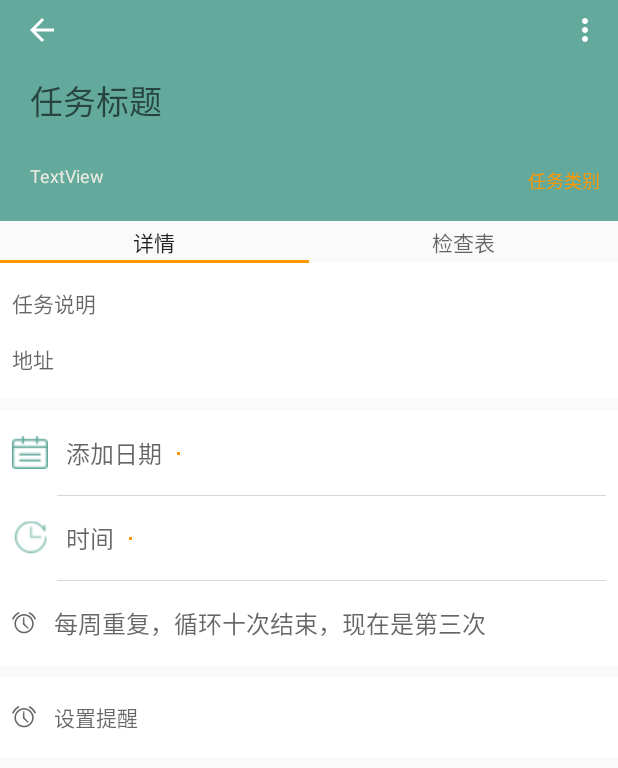
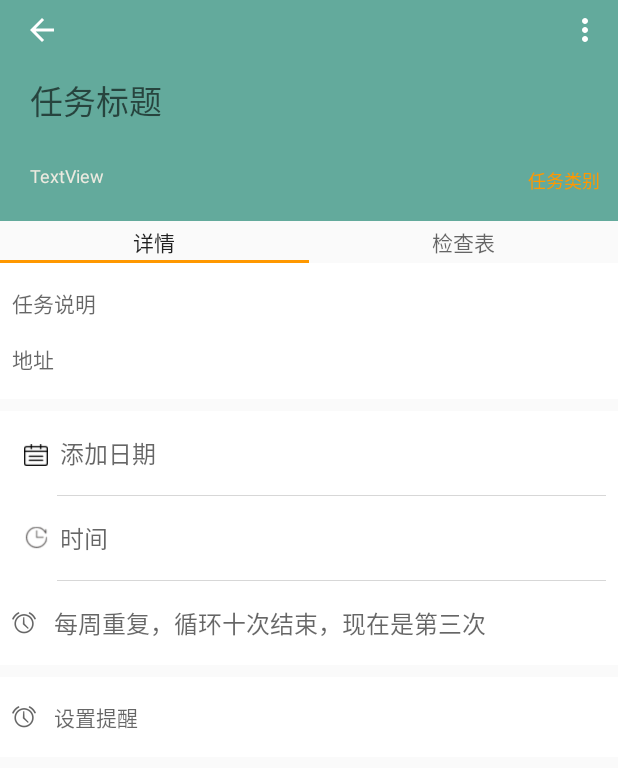
Before and after one commit to xiaobaodian/DoMoment, an Android app: the TaskDetailsFragment screen opened directly, with no data from a screen before it, on a phone screen of 412 x 824 dp. Shown: the top 768 px of the screen. Run offline under Robolectric (Android 15) with nearby library versions, the phone set to English and light mode, and no system bars; 12 statements that could not run were skipped.

Commit message:
调整了task获取开始与结束日期字符串的实现方法与逻辑，同时调整了任务详情的图片显示

```diff
--- a/app/src/main/java/adapter/NoDateAdapter.java
+++ b/app/src/main/java/adapter/NoDateAdapter.java
@@ -24,8 +24,8 @@ public class NoDateAdapter extends RecyclerViewAdapterBase {
     protected void OnBindTask(ItemViewHolder holder, Task task, GroupType groupType) {
         holder
                 .setText(R.id.taskTitle, task.getTitle())
-                .setText(R.id.taskPlace, task.getPlace()+"-"+groupType.toString())
-                .setText(R.id.taskDateTime, task.getBeginDateString(DATEFORMAT.China));
+                .setText(R.id.taskPlace, " "+groupType.toString())
+                .setText(R.id.taskDateTime, "创建于：" + task.getCreatedDateTimeStr());
 
     }
 
--- a/app/src/main/java/adapter/OverdueAdapter.java
+++ b/app/src/main/java/adapter/OverdueAdapter.java
@@ -25,7 +25,7 @@ public class OverdueAdapter extends RecyclerViewAdapterBase {
         holder
                 .setText(R.id.taskTitle, task.getTitle())
                 .setText(R.id.taskPlace, task.getPlace()+"-"+groupType.toString())
-                .setText(R.id.taskDateTime, task.getBeginDateString(DATEFORMAT.China));
+                .setText(R.id.taskDateTime, task.getBeginDateString());
 
     }
 
--- a/app/src/main/java/threecats/zhang/domoment/TaskDisplayActivity.java
+++ b/app/src/main/java/threecats/zhang/domoment/TaskDisplayActivity.java
@@ -73,7 +73,7 @@ public class TaskDisplayActivity extends AppCompatActivity {
     protected void onResume() {
         super.onResume();
         etTaskTitle.setText(task.getTitle());
-        tvCreatedDateTime.setText("创建于：>" + task.getCreatedDateTimeStr());
+        tvCreatedDateTime.setText("创建于：" + task.getCreatedDateTimeStr());
 
     }
 
--- a/app/src/main/res/layout/fragment_task_details.xml
+++ b/app/src/main/res/layout/fragment_task_details.xml
@@ -102,12 +102,24 @@
                     android:layout_weight="1"
                     android:orientation="horizontal">
 
+                    <ImageView
+                        android:id="@+id/imageCal"
+                        android:layout_width="16dp"
+                        android:layout_height="16dp"
+                        android:layout_marginBottom="0dp"
+                        android:layout_marginLeft="8dp"
+                        android:layout_marginTop="0dp"
+                        app:layout_constraintBottom_toBottomOf="parent"
+                        app:layout_constraintLeft_toLeftOf="parent"
+                        app:layout_constraintTop_toTopOf="parent"
+                        app:layout_constraintVertical_bias="0.526"
+                        app:srcCompat="@mipmap/calendar" />
+
                     <TextView
                         android:id="@+id/tvStartDate"
                         android:layout_width="wrap_content"
                         android:layout_height="wrap_content"
                         android:background="@drawable/touch_bg"
-                        android:drawableLeft="@mipmap/calendar"
                         android:drawablePadding="12dp"
                         android:drawableTint="@color/colorPrimary"
                         android:gravity="center_vertical"
@@ -116,8 +128,10 @@
                         android:paddingTop="16dp"
                         android:textSize="16sp"
                         app:layout_constraintBottom_toBottomOf="parent"
-                        app:layout_constraintLeft_toLeftOf="parent"
-                        app:layout_constraintTop_toTopOf="parent" />
+                        app:layout_constraintTop_toTopOf="parent"
+                        android:layout_marginLeft="8dp"
+                        app:layout_constraintVertical_bias="0.0"
+                        app:layout_constraintLeft_toRightOf="@+id/imageCal" />
 
                     <TextView
                         android:id="@+id/tvDueDate"
@@ -126,7 +140,6 @@
                         android:layout_marginLeft="8dp"
                         android:layout_marginStart="8dp"
                         android:background="@drawable/touch_bg"
-                        android:drawableLeft="?android:attr/textCursorDrawable"
                         android:drawablePadding="12dp"
                         android:gravity="center_vertical"
                         android:paddingBottom="16dp"
@@ -173,12 +186,23 @@
                     android:layout_weight="1"
                     android:orientation="horizontal">
 
+                    <ImageView
+                        android:id="@+id/imageClock"
+                        android:layout_width="16dp"
+                        android:layout_height="16dp"
+                        android:layout_marginBottom="0dp"
+                        android:layout_marginLeft="8dp"
+                        android:layout_marginTop="0dp"
+                        app:layout_constraintBottom_toBottomOf="parent"
+                        app:layout_constraintLeft_toLeftOf="parent"
+                        app:layout_constraintTop_toTopOf="parent"
+                        app:srcCompat="@mipmap/time" />
+
                     <TextView
                         android:id="@+id/tvStartTime"
                         android:layout_width="wrap_content"
                         android:layout_height="wrap_content"
                         android:background="@null"
-                        android:drawableLeft="@mipmap/time"
                         android:drawablePadding="12dp"
                         android:drawableTint="@color/colorPrimary"
                         android:gravity="center_vertical"
@@ -187,9 +211,10 @@
                         android:paddingTop="16dp"
                         android:textSize="16sp"
                         app:layout_constraintBottom_toBottomOf="parent"
-                        app:layout_constraintLeft_toLeftOf="parent"
                         app:layout_constraintTop_toTopOf="parent"
-                        app:layout_constraintVertical_bias="0.533" />
+                        app:layout_constraintVertical_bias="1.0"
+                        android:layout_marginLeft="8dp"
+                        app:layout_constraintLeft_toRightOf="@+id/imageClock" />
 
                     <TextView
                         android:id="@+id/tvDueTime"
@@ -198,7 +223,6 @@
                         android:layout_marginLeft="8dp"
                         android:layout_marginStart="8dp"
                         android:background="@drawable/touch_bg"
-                        android:drawableLeft="?android:attr/textCursorDrawable"
                         android:drawablePadding="12dp"
                         android:paddingBottom="16dp"
                         android:paddingTop="16dp"
```
Also changed, not shown: app/src/main/java/DataStructures/TaskBase.java (+11 -38 lines), app/src/main/java/threecats/zhang/domoment/TaskDetailsActivity.java (+3 -6 lines), app/src/main/java/threecats/zhang/domoment/TaskDetailsFragment.java (+4 -4 lines), 1 other file.
